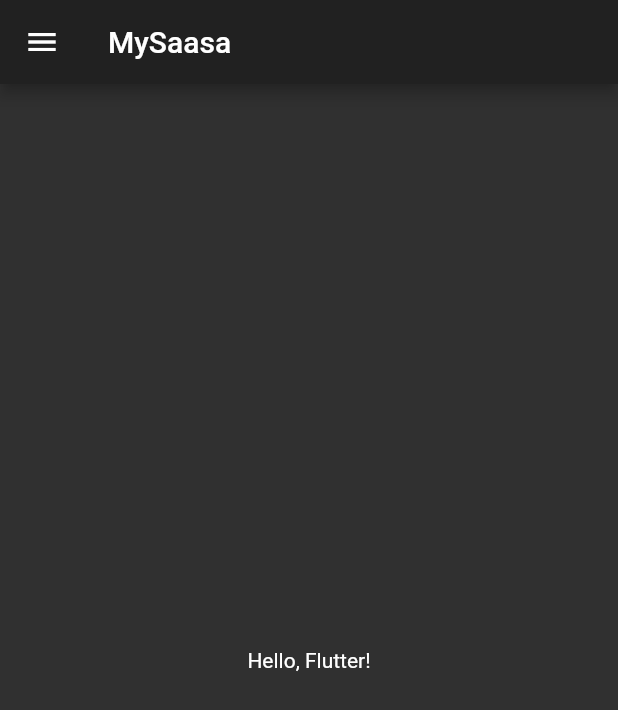
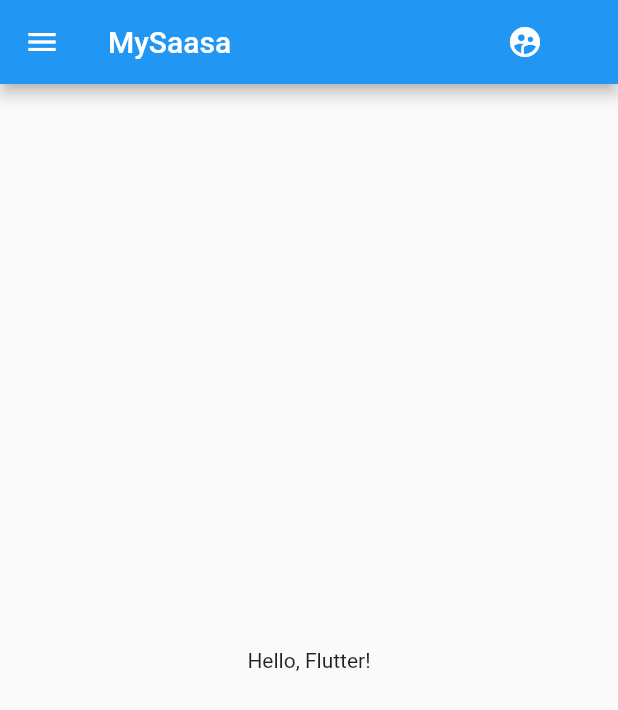
Before and after one commit to ahammer/MySaasa_2.0, a Flutter app: the screen it shows after launch, on a phone screen of 412 x 824 dp. Shown: the top 710 px of the screen. Run offline on Flutter 3.47's test engine with Material 2 defaults, Android fonts, the phone set to English and light mode, and no system bars.

Commit message:
Now rendering fonts and desktop for windows, as well as Module Manager and some basic Modules

```diff
--- a/mysaasa_core/lib/admin_screen/admin_screen.dart
+++ b/mysaasa_core/lib/admin_screen/admin_screen.dart
@@ -1,15 +1,22 @@
 import 'package:flutter/material.dart';
 import 'package:flutter/widgets.dart';
+import 'package:mysaasa_core/module_manager/module_manager.dart';
 import 'package:mysaasa_core/strings/strings.dart';
+import 'package:provider/provider.dart';
 
 class AdminScreen extends StatelessWidget {
   @override
-  Widget build(BuildContext context) => MaterialApp(
-      theme: ThemeData.dark(),
+  Widget build(BuildContext context) => Consumer<ModuleManager>(
+      builder: (context, moduleManager, child) => MaterialApp(
+          theme: ThemeData.light(),
           title: Strings.title,
           home: Scaffold(
             appBar: AppBar(
               title: Text(Strings.title),
+              actions: <Widget>[
+                ...moduleManager.plugins.map((module)=>Icon(module.getIcon()))
+                ,Container(width:50)
+              ],
             ),
 
             drawer: Container(color: Theme.of(context).accentColor, width: 200),
@@ -23,5 +30,5 @@ class AdminScreen extends StatelessWidget {
                 ],
               ),
             ), // This trailing comma makes auto-formatting nicer for build methods.
-      ));
+          )));
 }
--- a/mysaasa_core/lib/module.dart
+++ b/mysaasa_core/lib/module.dart
@@ -16,4 +16,7 @@ abstract class Module {
 
   /// The main body of this widget
   Widget getBodyWidget();
+
+  IconData getIcon();
+
 }
--- /dev/null
+++ b/mysaasa_core/lib/module_manager/module_manager.dart
@@ -0,0 +1,14 @@
+import 'package:flutter/material.dart';
+import 'package:mysaasa_core/module.dart';
+import 'package:provider/provider.dart';
+
+//Provides access to the loaded modules
+class ModuleManager extends StatelessWidget {
+  final List<Module> plugins;
+  final Widget child;
+
+  const ModuleManager({Key key, this.plugins, this.child}) : super(key: key);
+
+  @override
+  Widget build(BuildContext context) => Provider<ModuleManager>.value(value:this, child: child);
+}
--- a/mysaasa_core/pubspec.yaml
+++ b/mysaasa_core/pubspec.yaml
@@ -10,6 +10,10 @@ environment:
 dependencies:
   flutter:
     sdk: flutter
+  flutter_redux: ^0.5.3
+  redux: ^3.0.0
+  provider: ^2.0.1
+  built_value: ^6.5.0
 
 dev_dependencies:
   flutter_test:
--- a/mysaasa_desktop/lib/main.dart
+++ b/mysaasa_desktop/lib/main.dart
@@ -1,8 +1,10 @@
 import 'package:flutter/foundation.dart';
 import 'package:flutter/material.dart';
 import 'package:mysaasa_core/admin_screen/admin_screen.dart';
+import 'package:mysaasa_core/module_manager/module_manager.dart';
+import 'package:mysaasa_core/user_module/user_module.dart';
 
 void main() {
   debugDefaultTargetPlatformOverride = TargetPlatform.fuchsia;
-  runApp(AdminScreen());
+  runApp(ModuleManager(plugins: [UserModule()], child:AdminScreen()));
 }
```
Also changed, not shown: mysaasa_core/lib/user_module/user_module.dart (+5 -3 lines), mysaasa_desktop/pubspec.yaml (+15 -1 lines), mysaasa_core/pubspec.lock, mysaasa_desktop/fonts/Roboto/LICENSE.txt (added), mysaasa_desktop/fonts/Roboto/Roboto-Black.ttf (added), mysaasa_desktop/fonts/Roboto/Roboto-Bold.ttf (added), mysaasa_desktop/fonts/Roboto/Roboto-Light.ttf (added), mysaasa_desktop/fonts/Roboto/Roboto-Medium.ttf (added), mysaasa_desktop/fonts/Roboto/Roboto-Regular.ttf (added), mysaasa_desktop/fonts/Roboto/Roboto-Thin.ttf (added), mysaasa_desktop/pubspec.lock, 1 other file. Lines whose indentation alone changed are shown as unchanged.
